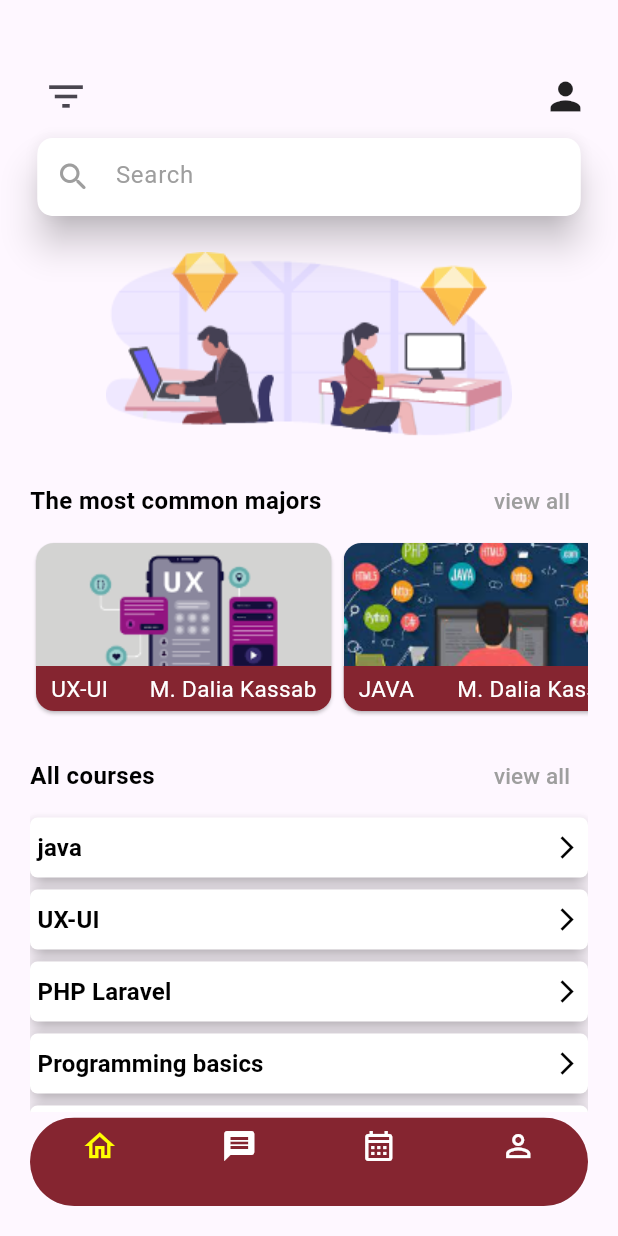
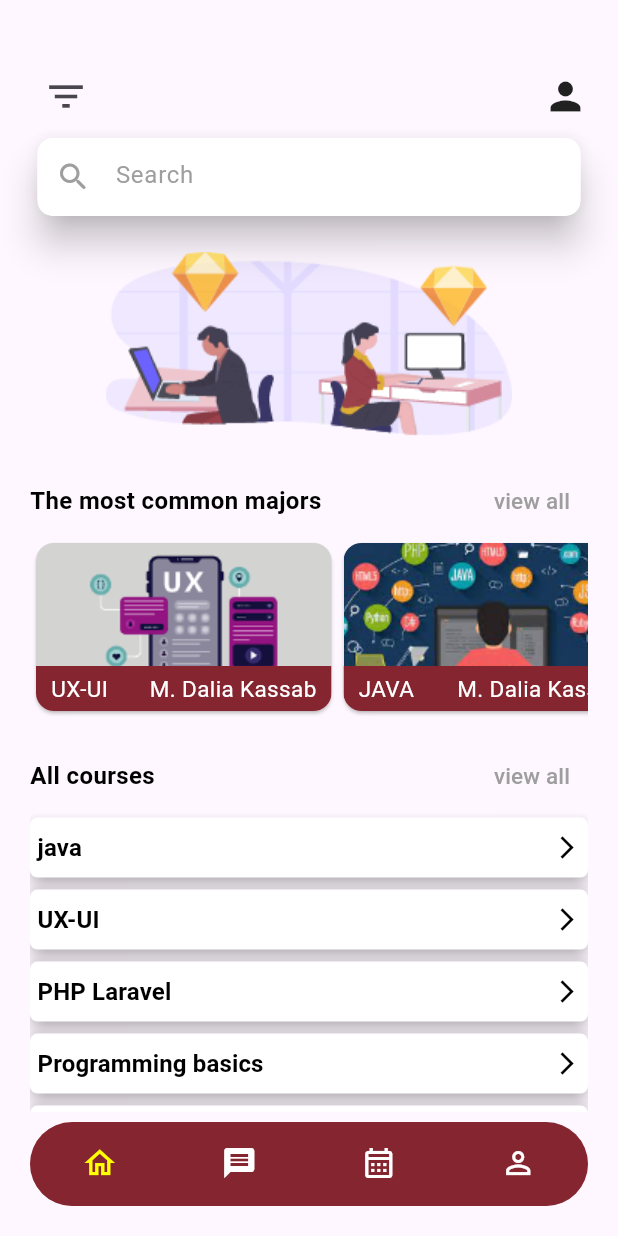
Before and after one commit to loaighazali/Finale_project_learn_more, a Flutter app: the HomeScreen screen opened by its route, on a phone screen of 412 x 824 dp. Run offline on Flutter 3.47's test engine with Material 3 defaults, Android fonts, the phone set to English and light mode, and no system bars.

Commit message:
Push Finished

```diff
--- a/lib/screens/home_screen.dart
+++ b/lib/screens/home_screen.dart
@@ -18,11 +18,11 @@ class _HomeScreenState extends State<HomeScreen> {
   late int? _currentIndex = widget.index ;
 
 
-   List<Widget> _listScreen = [
-    HomeNavScreen(),
-    MessageScreen(),
-    CalenderScreen(),
-    ProfileScreen()
+   final List<Widget> _listScreen = [
+   const HomeNavScreen(),
+   const MessageScreen(),
+   const CalenderScreen(),
+   const ProfileScreen()
   ];
 
   @override
@@ -51,6 +51,7 @@ class _HomeScreenState extends State<HomeScreen> {
                 selectedItemColor: Colors.yellowAccent,
                 currentIndex: _currentIndex!,
                 showSelectedLabels: false,
+                selectedLabelStyle:const TextStyle(fontSize: 1),
 
 
 
```
